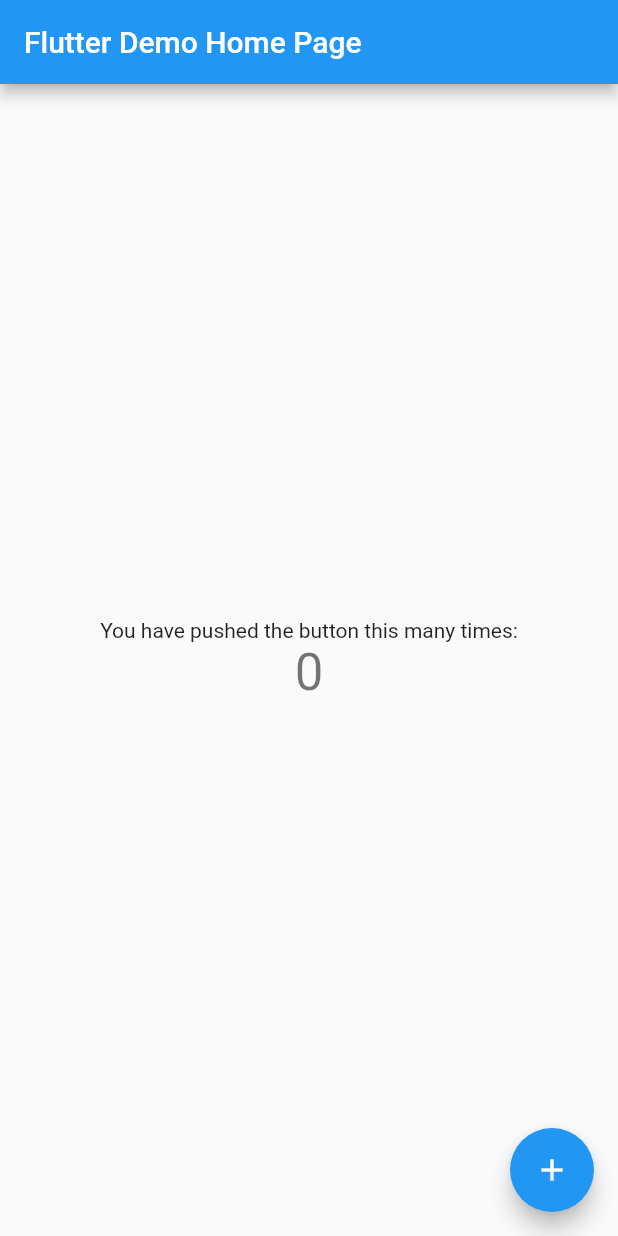
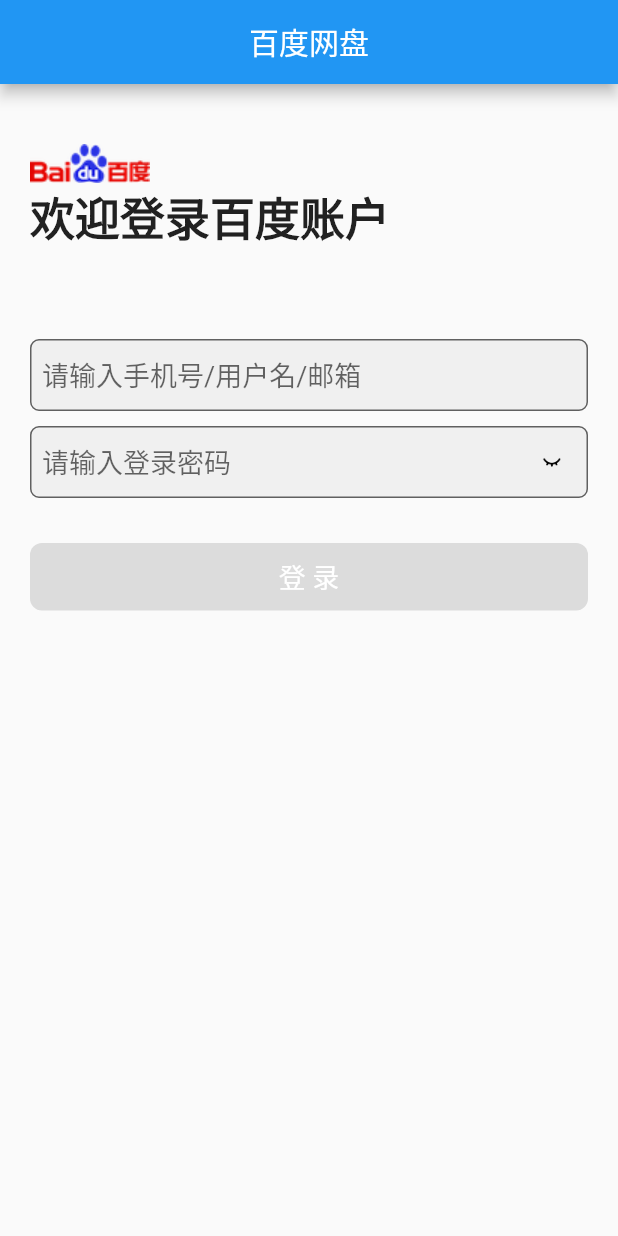
Before and after one commit to 5120170912/disk_demol, a Flutter app: the screen it shows after launch, on a phone screen of 412 x 824 dp. Run offline on Flutter 3.47's test engine with Material 2 defaults, Android fonts, the phone set to English and light mode, and no system bars.

Commit message:
建立登录界面
1.新建了了账号框和密码框
2.建立了注册按钮

```diff
--- a/disk_demol_master/lib/main.dart
+++ b/disk_demol_master/lib/main.dart
@@ -1,3 +1,4 @@
+import 'package:disk_demol_master/my_homepage.dart';
 import 'package:flutter/material.dart';
 
 void main() {
@@ -11,18 +12,9 @@ class MyApp extends StatelessWidget {
     return MaterialApp(
       title: 'Flutter Demo',
       theme: ThemeData(
-        // This is the theme of your application.
-        //
-        // Try running your application with "flutter run". You'll see the
-        // application has a blue toolbar. Then, without quitting the app, try
-        // changing the primarySwatch below to Colors.green and then invoke
-        // "hot reload" (press "r" in the console where you ran "flutter run",
-        // or simply save your changes to "hot reload" in a Flutter IDE).
-        // Notice that the counter didn't reset back to zero; the application
-        // is not restarted.
         primarySwatch: Colors.blue,
       ),
-      home: MyHomePage(title: 'Flutter Demo Home Page'),
+      home: LoginPage()
     );
   }
 }
--- /dev/null
+++ b/disk_demol_master/lib/my_homepage.dart
@@ -0,0 +1,149 @@
+import 'package:flutter/material.dart';
+
+class LoginPage extends StatefulWidget {
+  @override
+  State<StatefulWidget> createState() {
+    return _LoginPageState();
+  }
+}
+
+class _LoginPageState extends State<LoginPage> {
+  var _obscureText = true;
+
+  //建立一个函数
+  Widget _buildTopWidget(BuildContext context) {
+    return Container(
+      padding: EdgeInsets.only(top: 40),
+      child: Column(
+        crossAxisAlignment: CrossAxisAlignment.start,
+        children: [
+          Image.asset('assets/baiduLogo.png'),
+          Text(
+            "欢迎登录百度账户",
+            style: TextStyle(fontSize: 30, fontWeight: FontWeight.w600),
+          ),
+        ],
+      ),
+    );
+  }
+
+  //账号输入框
+  Widget _buildAccountWidget(BuildContext context) {
+    return Container(
+      margin: EdgeInsets.only(top: 60),
+      child: TextField(
+        onChanged: (text) {
+          _accountText = text;
+          _checkUserInput();
+        },
+        style: TextStyle(fontSize: 18),
+        decoration: InputDecoration(
+          hintText: '请输入手机号/用户名/邮箱',
+          border: OutlineInputBorder(borderRadius: BorderRadius.circular(6)),
+          filled: true,
+          fillColor: Color.fromARGB(255, 240, 240, 240),
+          contentPadding: EdgeInsets.only(left: 8),
+        ),
+      ),
+    );
+  }
+
+  //密码输入框
+  Widget _buildPasswordWidget(BuildContext context) {
+    return Container(
+      margin: EdgeInsets.only(top: 10),
+      child: TextField(
+        onChanged: (text) {
+          _passwordText = text;
+          _checkUserInput();
+        },
+        style: TextStyle(fontSize: 18),
+        obscureText: _obscureText, //输入密码变成"..."不可见定义一个_obscureText变量通过点击重新绘制节目
+        decoration: InputDecoration(
+            hintText: '请输入登录密码',
+            border: OutlineInputBorder(borderRadius: BorderRadius.circular(6)),
+            filled: true,
+            suffixIcon: IconButton(
+              onPressed: () {
+                setState(() {
+                  //某些状态刷新需要重新绘制节目
+                  _obscureText = !_obscureText;
+                });
+              },
+              icon: Image.asset(
+                  _obscureText ? 'assets/closeEye.png' : 'assets/openEye.png',
+                  width: 20,
+                  height: 20),
+              splashColor: Colors.transparent,
+              highlightColor: Colors.transparent,
+            ),
+            fillColor: Color.fromARGB(255, 240, 240, 240),
+            contentPadding: EdgeInsets.only(left: 8)),
+      ),
+    );
+  }
+
+  //定义了一个函数
+  var _isEnableLogin = false;
+
+  _getLoginButtonPressed() {
+    if (!_isEnableLogin) return null;
+    return () {};
+  }
+
+  var _accountText = '';
+  var _passwordText = '';
+
+  _checkUserInput() {
+    if (_accountText.isEmpty || _passwordText.isEmpty) {
+      _isEnableLogin = false;
+    } else {
+      _isEnableLogin = true;
+    }
+    setState(() {});
+  }
+
+  Widget _buildLoginButtonWidget(BuildContext context) {
+    return Container(
+      margin: EdgeInsets.only(top: 30),
+      width: MediaQuery.of(context).size.width, //测量了父布局的宽度
+      height: 45,
+      child: RaisedButton(
+        onPressed: _getLoginButtonPressed(),
+        color: Colors.blue,
+        disabledColor: Colors.black12,
+        child: Text(
+          "登 录",
+          style: TextStyle(fontSize: 18, color: Colors.white),
+        ),
+        shape: RoundedRectangleBorder(borderRadius: BorderRadius.circular(8)),
+      ),
+    );
+  }
+
+  //build类构建app页面
+  @override
+  Widget build(BuildContext context) {
+    return Scaffold(
+      appBar: AppBar(
+        title: Text("百度网盘"),
+        centerTitle: true, //居中属性
+      ),
+      body: SingleChildScrollView(
+        //用于处理输入法占位置使页面可以滚动的布局
+        child: Container(
+          padding: EdgeInsets.only(left: 20, right: 20),
+          child: Column(
+            crossAxisAlignment: CrossAxisAlignment.start,
+            children: [
+              _buildTopWidget(context),
+              _buildAccountWidget(context),
+              _buildPasswordWidget(context),
+              _buildLoginButtonWidget(context),
+            ],
+          ),
+        ),
+      ),
+    );
+  }
+}
--- a/disk_demol_master/pubspec.yaml
+++ b/disk_demol_master/pubspec.yaml
@@ -45,7 +45,8 @@ flutter:
   uses-material-design: true
 
   # To add assets to your application, add an assets section, like this:
-  # assets:
+  assets:
+    - assets/
   #   - images/a_dot_burr.jpeg
   #   - images/a_dot_ham.jpeg
 
```
Also changed, not shown: disk_demol_master/assets/baiduLogo.png (added), disk_demol_master/assets/closeEye.png (added), disk_demol_master/assets/file_add_btn_file.png (added), disk_demol_master/assets/file_add_btn_folder.png (added), disk_demol_master/assets/file_add_btn_music.png (added), disk_demol_master/assets/file_add_btn_note.png (added), disk_demol_master/assets/file_add_btn_other.png (added), disk_demol_master/assets/file_add_btn_photo.png (added), disk_demol_master/assets/file_add_btn_scan.png (added), disk_demol_master/assets/file_add_btn_video.png (added), disk_demol_master/assets/openEye.png (added), disk_demol_master/assets/user-head.jpg (added), disk_demol_master/assets/user-level0.png (added), disk_demol_master/assets/user-level1.png (added), 1 more files.
